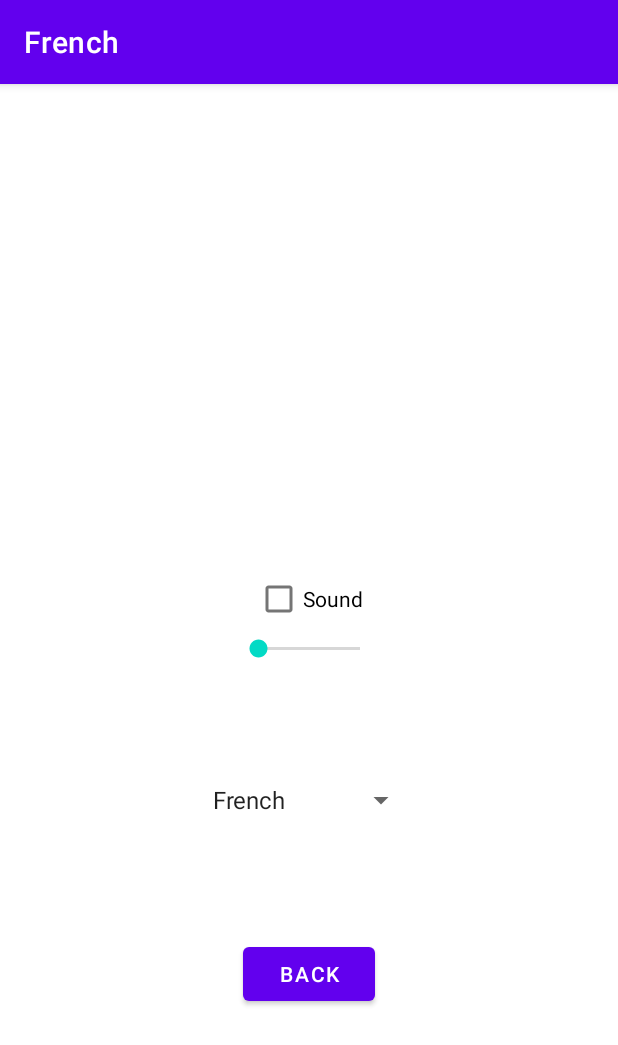
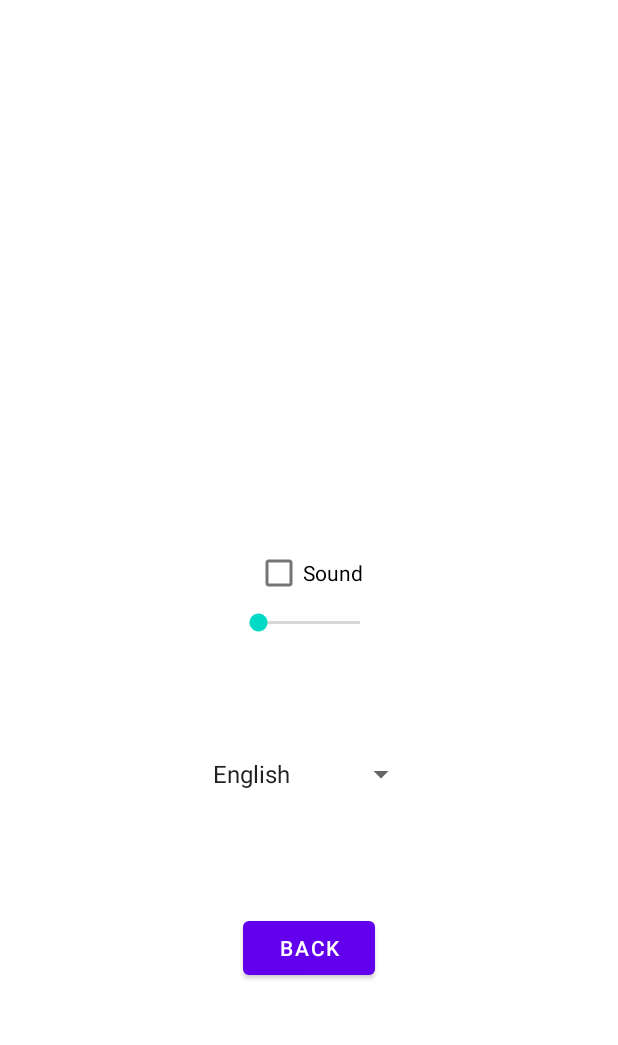
Before and after one commit to SayoCrabs/SlashBubble_tp_android, an Android app: the screen it shows after launch (Settings before the commit, SettingsActivity after it), after a tap on "SETICONE", on a phone screen of 412 x 824 dp. Shown: the top 1045 px of the screen. Run offline under Robolectric (Android 15) with nearby library versions, the phone set to English and light mode, and no system bars.

Commit message:
FirstImplementation
Interface but not working

```diff
--- a/app/src/main/java/com/example/slashbubble_tp_android/Game.java
+++ b/app/src/main/java/com/example/slashbubble_tp_android/CreditActivity.java
@@ -4,11 +4,11 @@ import androidx.appcompat.app.AppCompatActivity;
 
 import android.os.Bundle;
 
-public class Game extends AppCompatActivity {
+public class CreditActivity extends AppCompatActivity {
 
     @Override
     protected void onCreate(Bundle savedInstanceState) {
         super.onCreate(savedInstanceState);
-        setContentView(R.layout.activity_game);
+        setContentView(R.layout.activity_credit);
     }
 }
--- a/app/src/main/java/com/example/slashbubble_tp_android/Credit.java
+++ b/app/src/main/java/com/example/slashbubble_tp_android/GameActivity.java
@@ -4,11 +4,11 @@ import androidx.appcompat.app.AppCompatActivity;
 
 import android.os.Bundle;
 
-public class Credit extends AppCompatActivity {
+public class GameActivity extends AppCompatActivity {
 
     @Override
     protected void onCreate(Bundle savedInstanceState) {
         super.onCreate(savedInstanceState);
-        setContentView(R.layout.activity_credit);
+        setContentView(R.layout.activity_game);
     }
 }
--- a/app/src/main/java/com/example/slashbubble_tp_android/Language.java
+++ b/app/src/main/java/com/example/slashbubble_tp_android/Language.java
@@ -42,9 +42,9 @@ class LanguageDataUtils {
 
     public static Language[] getLanguages()  {
 
-        Language fr = new Language(App.getAppResources().getString(R.string.fr_language), true);
-        Language en = new Language(App.getAppResources().getString(R.string.en_language), false);
+        Language fr = new Language(App.getAppResources().getString(R.string.fr_language), false);
+        Language en = new Language(App.getAppResources().getString(R.string.en_language), true);
 
-        return new Language[]{fr, en};
+        return new Language[]{en, fr};
     }
 }
--- a/app/src/main/java/com/example/slashbubble_tp_android/Settings.java
+++ b/app/src/main/java/com/example/slashbubble_tp_android/SettingsActivity.java
@@ -2,23 +2,31 @@ package com.example.slashbubble_tp_android;
 
 import androidx.appcompat.app.AppCompatActivity;
 
+import android.content.Intent;
+import android.content.res.Configuration;
+import android.content.res.Resources;
 import android.media.AudioManager;
 import android.os.Bundle;
 import android.util.ArraySet;
+import android.util.DisplayMetrics;
 import android.util.Log;
 import android.view.View;
+import android.widget.Adapter;
+import android.widget.AdapterView;
 import android.widget.ArrayAdapter;
 import android.widget.CheckBox;
 import android.widget.CompoundButton;
 import android.widget.LinearLayout;
 import android.widget.SeekBar;
 import android.widget.Spinner;
+import android.widget.Toast;
 
 import java.lang.reflect.Array;
 import java.util.ArrayList;
 import java.util.List;
+import java.util.Locale;
 
-public class Settings extends AppCompatActivity {
+public class SettingsActivity extends AppCompatActivity {
     private static final String TAG = "Settings";
 
     LinearLayout layoutSound;
@@ -34,8 +42,8 @@ public class Settings extends AppCompatActivity {
         super.onCreate(savedInstanceState);
         setContentView(R.layout.activity_settings);
 
+        // languages part
         Language[] languages = LanguageDataUtils.getLanguages();
-
         spinner_languages = findViewById(R.id.spinnerLanguage);
 
         ArrayAdapter<Language> adapter = new ArrayAdapter<Language>(this,
@@ -44,23 +52,41 @@ public class Settings extends AppCompatActivity {
 
         this.spinner_languages.setAdapter(adapter);
 
+        // When user select a List-Item.
+        this.spinner_languages.setOnItemSelectedListener(new AdapterView.OnItemSelectedListener() {
+
+            @Override
+            public void onItemSelected(AdapterView<?> parent, View view, int position, long id) {
+                Adapter adapter = parent.getAdapter();
+                Language langSelected = (Language) adapter.getItem(position);
+            }
+
+            @Override
+            public void onNothingSelected(AdapterView<?> parent) {
+
+            }
+        });
+
+        // Sound part
         layoutSound = findViewById(R.id.layoutSound);
         soundVolume = findViewById(R.id.soundVolume);
         sound = findViewById(R.id.sound);
         sound.setOnCheckedChangeListener((buttonView, isChecked) -> {
-            if(isChecked)
-            {
-                soundVolume.setVisibility(View.GONE);
-                Log.v(TAG, "unChecked");
-            }
-            else
-            {
-                soundVolume.setVisibility(View.VISIBLE);
-            }
-        }
+                    if (isChecked) {
+                        soundVolume.setVisibility(View.GONE);
+                        Log.v(TAG, "unChecked");
+                    } else {
+                        soundVolume.setVisibility(View.VISIBLE);
+                    }
+                }
         );
 
     }
 
+    public void onBack(View v) {
+        Intent menu = new Intent(getApplicationContext(), MainActivity.class);
+        startActivity(menu);
+    }
+
 
 }
--- a/app/src/main/java/com/example/slashbubble_tp_android/Shop.java
+++ b/app/src/main/java/com/example/slashbubble_tp_android/ShopActivity.java
@@ -4,7 +4,7 @@ import androidx.appcompat.app.AppCompatActivity;
 
 import android.os.Bundle;
 
-public class Shop extends AppCompatActivity {
+public class ShopActivity extends AppCompatActivity {
 
     @Override
     protected void onCreate(Bundle savedInstanceState) {
--- a/app/src/main/res/layout/activity_credit.xml
+++ b/app/src/main/res/layout/activity_credit.xml
@@ -4,6 +4,6 @@
     xmlns:tools="http://schemas.android.com/tools"
     android:layout_width="match_parent"
     android:layout_height="match_parent"
-    tools:context=".Credit">
+    tools:context=".CreditActivity">
 
 </androidx.constraintlayout.widget.ConstraintLayout>
--- a/app/src/main/res/layout/activity_game.xml
+++ b/app/src/main/res/layout/activity_game.xml
@@ -4,6 +4,6 @@
     xmlns:tools="http://schemas.android.com/tools"
     android:layout_width="match_parent"
     android:layout_height="match_parent"
-    tools:context=".Game">
+    tools:context=".GameActivity">
 
 </androidx.constraintlayout.widget.ConstraintLayout>
--- a/app/src/main/res/layout/activity_main.xml
+++ b/app/src/main/res/layout/activity_main.xml
@@ -23,7 +23,7 @@
         android:layout_height="wrap_content"
         android:layout_marginBottom="532dp"
         android:singleLine="true"
-        android:text="Smash Bubble"
+        android:text="@string/title"
         android:textSize="50dp"
         app:layout_constraintBottom_toBottomOf="parent"
         app:layout_constraintHorizontal_bias="0.494"
--- a/app/src/main/res/layout/activity_settings.xml
+++ b/app/src/main/res/layout/activity_settings.xml
@@ -4,7 +4,7 @@
     xmlns:tools="http://schemas.android.com/tools"
     android:layout_width="match_parent"
     android:layout_height="match_parent"
-    tools:context=".Settings">
+    tools:context=".SettingsActivity">
 
     <LinearLayout
         android:id="@+id/layoutSound"
@@ -39,7 +39,8 @@
             android:id="@+id/btnBack"
             android:layout_width="wrap_content"
             android:layout_height="wrap_content"
-            android:text="@string/back_button" />
+            android:text="@string/back_button"
+            android:onClick="onBack"/>
 
     </LinearLayout>
 
--- a/app/src/main/res/layout/activity_shop.xml
+++ b/app/src/main/res/layout/activity_shop.xml
@@ -4,6 +4,6 @@
     xmlns:tools="http://schemas.android.com/tools"
     android:layout_width="match_parent"
     android:layout_height="match_parent"
-    tools:context=".Shop">
+    tools:context=".ShopActivity">
 
 </androidx.constraintlayout.widget.ConstraintLayout>
--- a/app/src/main/res/values/strings.xml
+++ b/app/src/main/res/values/strings.xml
@@ -1,5 +1,6 @@
 <resources>
     <string name="app_name" translatable="false">SlashBubble_tp_android</string>
+    <string name="title" translatable="false">Slash Bubble</string>
 
     <!-- Button name -->
     <string name="start_button">Start</string>
@@ -13,4 +14,9 @@
     <string name="fr_language">French</string>
     <string name="en_language">English</string>
 
+    <!-- Alert Message -->
+    <string name="alert_quit_message">Are you sure you want to quit the app?</string>
+    <string name="warning">Warning !</string>
+    <string name="quit">Quit</string>
+
 </resources>
```
Also changed, not shown: app/src/main/AndroidManifest.xml (+6 -5 lines), app/src/main/java/com/example/slashbubble_tp_android/MainActivity.java (+8 -8 lines), 1 other file.
